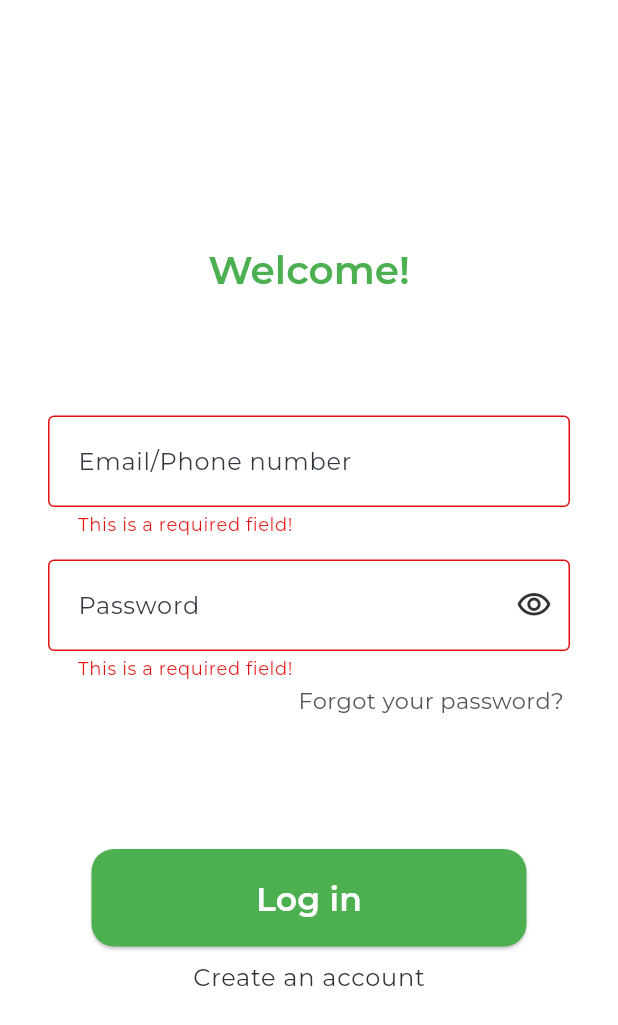
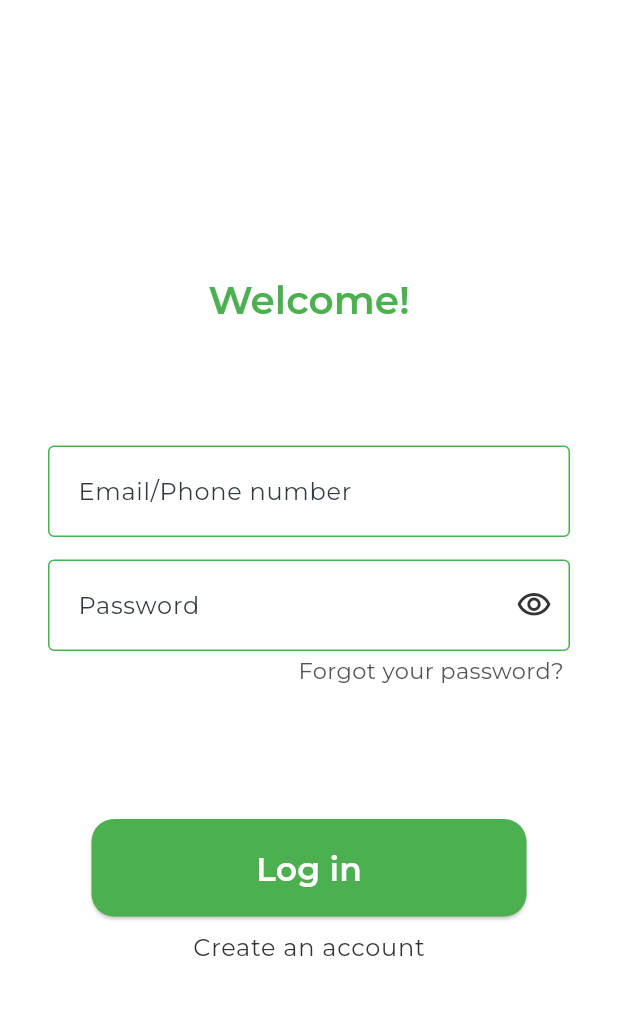
Before and after one commit to techcat18/VolunteerReport, a Flutter app: the screen it shows after launch, after a tap on "Log in", on a phone screen of 412 x 824 dp. Shown: the top 1025 px of the screen. Run offline on Flutter 3.47's test engine with Material 2 defaults, Android fonts, the phone set to English and light mode, and no system bars; drawn by our look-alikes of reactive_forms; our stand-ins replace google_fonts.

Commit message:
Rewritten login form using reactive forms package.

```diff
--- /dev/null
+++ b/mobile/lib/helpers/phone_validator.dart
@@ -0,0 +1,16 @@
+import 'package:reactive_forms/reactive_forms.dart';
+
+class PhoneValidator extends Validator<dynamic> {
+  const PhoneValidator() : super();
+
+  bool _isPhone(String input) =>
+      RegExp(r'^[\+]?[(]?[0-9]{3}[)]?[-\s\.]?[0-9]{3}[-\s\.]?[0-9]{4,6}$')
+          .hasMatch(input);
+
+  @override
+  Map<String, dynamic>? validate(AbstractControl<dynamic> control) {
+    return _isPhone(control.value)
+        ? null
+        : {'phone': "Must be a valid phone number!"};
+  }
+}
--- a/mobile/lib/views/login/login_form.dart
+++ b/mobile/lib/views/login/login_form.dart
@@ -1,26 +1,43 @@
 import 'package:flutter/material.dart';
+import 'package:mobile/helpers/phone_validator.dart';
 import 'package:mobile/views/login/forgot_password_button.dart';
-import 'package:mobile/widgets/inputs/email_phone_field.dart';
+import 'package:mobile/widgets/inputs/reactive_email_phone.dart';
 import 'package:mobile/widgets/inputs/password_field.dart';
 import 'package:mobile/widgets/submit_button.dart';
+import 'package:reactive_forms/reactive_forms.dart';
 
 class LoginForm extends StatelessWidget {
   LoginForm({super.key});
 
-  final _formKey = GlobalKey<FormState>();
+  final form = fb.group({
+    'email': [
+      Validators.required,
+      Validators.composeOR(
+        [
+          Validators.email,
+          const PhoneValidator(),
+        ],
+      )
+    ],
+    'password': [Validators.required],
+  });
 
   @override
   Widget build(BuildContext context) {
-    return Form(
-      key: _formKey,
-      autovalidateMode: AutovalidateMode.onUserInteraction,
-      child: Column(
+    return ReactiveFormBuilder(
+      form: () => form,
+      builder: (context, form, child) {
+        return Column(
           children: [
-          const EmailPhoneField(),
+            const ReactiveEmailPhone(
+              name: "email",
+            ),
             const SizedBox(
               height: 15,
             ),
-          const PasswordField(),
+            const ReactivePassword(
+              name: "password",
+            ),
             Container(
               margin: const EdgeInsets.fromLTRB(0, 2, 0, 88),
               child: const ForgotPasswordButton(),
@@ -28,11 +45,12 @@ class LoginForm extends StatelessWidget {
             SubmitButton(
               text: "Log in",
               onSubmit: () {
-              _formKey.currentState!.validate();
+                print(form.controls.values);
               },
             ),
           ],
-      ),
+        );
+      },
     );
   }
 }
--- a/mobile/lib/widgets/inputs/email_phone_field.dart
+++ /dev/null
@@ -1,33 +0,0 @@
-import 'package:flutter/material.dart';
-import 'package:email_validator/email_validator.dart';
-
-class EmailPhoneField extends StatelessWidget {
-  const EmailPhoneField({super.key});
-
-  bool _isEmail(String input) => EmailValidator.validate(input);
-  bool _isPhone(String input) =>
-      RegExp(r'^[\+]?[(]?[0-9]{3}[)]?[-\s\.]?[0-9]{3}[-\s\.]?[0-9]{4,6}$')
-          .hasMatch(input);
-
-  @override
-  Widget build(BuildContext context) {
-    return TextFormField(
-      keyboardType: TextInputType.emailAddress,
-      validator: (value) {
-        if (value == null || value.trim().isEmpty) {
-          return "This is a required field!";
-        }
-        if (!_isEmail(value) && !_isPhone(value)) {
-          return 'Must be a valid email or phone number!';
-        }
-
-        return null;
-      },
-      style: Theme.of(context).textTheme.labelMedium,
-      decoration: const InputDecoration(
-        labelText: "Email/Phone number",
-        hintText: "email@test.com",
-      ),
-    );
-  }
-}
--- a/mobile/lib/widgets/inputs/password_field.dart
+++ b/mobile/lib/widgets/inputs/password_field.dart
@@ -1,13 +1,16 @@
 import 'package:flutter/material.dart';
+import 'package:reactive_forms/reactive_forms.dart';
 
-class PasswordField extends StatefulWidget {
-  const PasswordField({super.key});
+class ReactivePassword extends StatefulWidget {
+  const ReactivePassword({super.key, required this.name});
+
+  final String name;
 
   @override
-  State<PasswordField> createState() => _PasswordFieldState();
+  State<ReactivePassword> createState() => _ReactivePasswordState();
 }
 
-class _PasswordFieldState extends State<PasswordField> {
+class _ReactivePasswordState extends State<ReactivePassword> {
   bool obscurePassword = true;
 
   void hideShowPassword() {
@@ -18,17 +21,14 @@ class _PasswordFieldState extends State<PasswordField> {
 
   @override
   Widget build(BuildContext context) {
-    return TextFormField(
-      validator: (value) {
-        if (value == null || value.trim().isEmpty) {
-          return "This is a required field!";
-        }
-
-        return null;
-      },
+    return ReactiveTextField(
+      formControlName: widget.name,
       obscureText: obscurePassword,
       keyboardType: TextInputType.visiblePassword,
       style: Theme.of(context).textTheme.labelMedium,
+      validationMessages: {
+        ValidationMessage.required: (error) => "This is a required field!",
+      },
       decoration: InputDecoration(
         labelText: "Password",
         suffixIcon: IconButton(
--- /dev/null
+++ b/mobile/lib/widgets/inputs/reactive_email_phone.dart
@@ -0,0 +1,26 @@
+import 'package:flutter/material.dart';
+import 'package:reactive_forms/reactive_forms.dart';
+
+class ReactiveEmailPhone extends StatelessWidget {
+  const ReactiveEmailPhone({super.key, required this.name});
+
+  final String name;
+
+  @override
+  Widget build(BuildContext context) {
+    return ReactiveTextField(
+      formControlName: name,
+      keyboardType: TextInputType.emailAddress,
+      style: Theme.of(context).textTheme.labelMedium,
+      validationMessages: {
+        ValidationMessage.required: (error) => "This is a required field!",
+        ValidationMessage.email: (error) =>
+            "Must be a valid email or phone number!",
+      },
+      decoration: const InputDecoration(
+        labelText: "Email/Phone number",
+        hintText: "email@test.com",
+      ),
+    );
+  }
+}
--- a/mobile/pubspec.yaml
+++ b/mobile/pubspec.yaml
@@ -7,10 +7,10 @@ environment:
   sdk: '>=3.1.2 <4.0.0'
 
 dependencies:
-  email_validator: ^2.1.17
   flutter:
     sdk: flutter
   google_fonts: ^6.1.0
+  reactive_forms: ^16.1.1
 
 dev_dependencies:
   flutter_test:
```
Also changed, not shown: mobile/pubspec.lock. Lines whose indentation alone changed are shown as unchanged.
